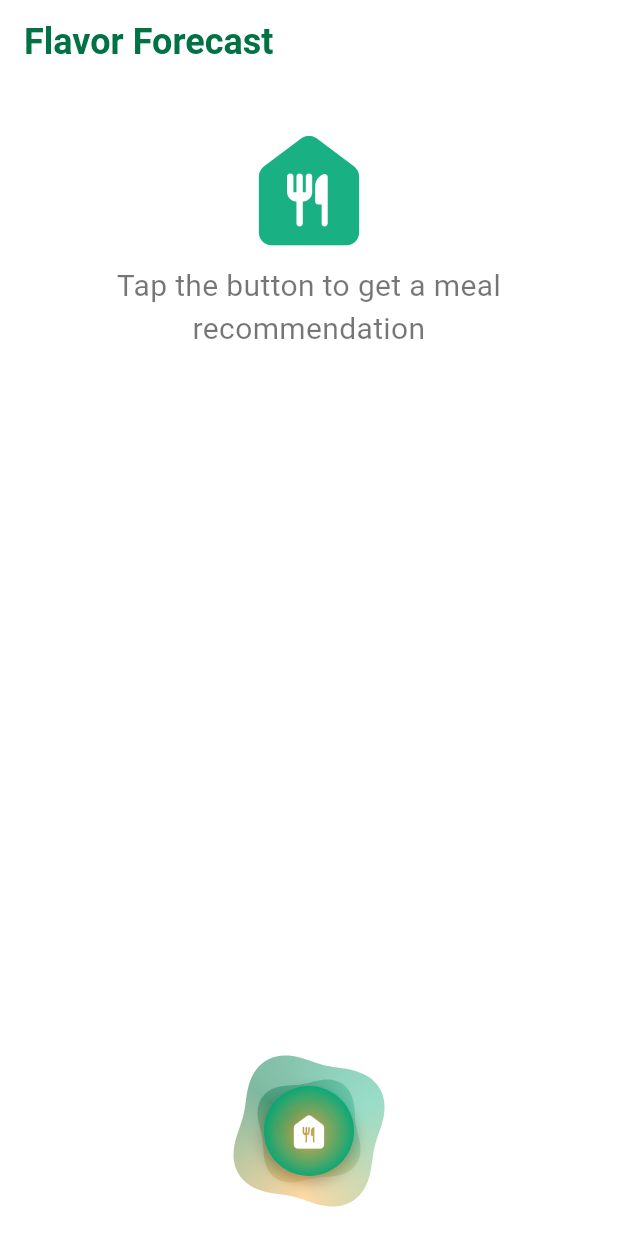
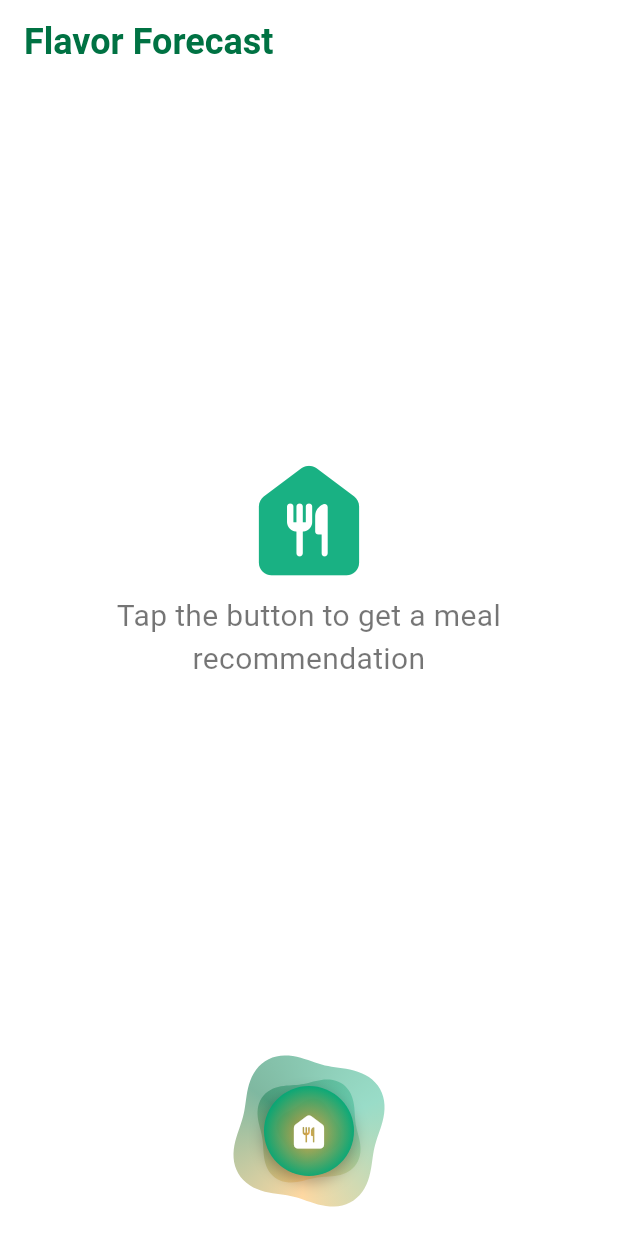
Before and after one commit to Sylvester-git/food_prediction_app, a Flutter app: the screen it shows after launch, on a phone screen of 412 x 824 dp. Run offline on Flutter 3.47's test engine with Material 3 defaults, Android fonts, the light colour scheme and no system bars; our stand-ins replace bloc, dartz, dio, equatable, flutter_bloc, flutter_svg and 3 more; statements that could not run were skipped; project files that could hold a hidden picture were left out.

Commit message:
Refactor HomePage layout to center meal recommendation icon in initial state

```diff
--- a/lib/features/home.dart
+++ b/lib/features/home.dart
@@ -36,6 +36,8 @@ class HomePage extends StatelessWidget {
                   if (state is GetMealRecommendationInitial) {
                     return Center(
                       child: Column(
+                        crossAxisAlignment: CrossAxisAlignment.center,
+                        mainAxisAlignment: MainAxisAlignment.center,
                         children: [
                           Icon(
                             Icons.food_bank_rounded,
```
Also changed, not shown: 1 other file.
